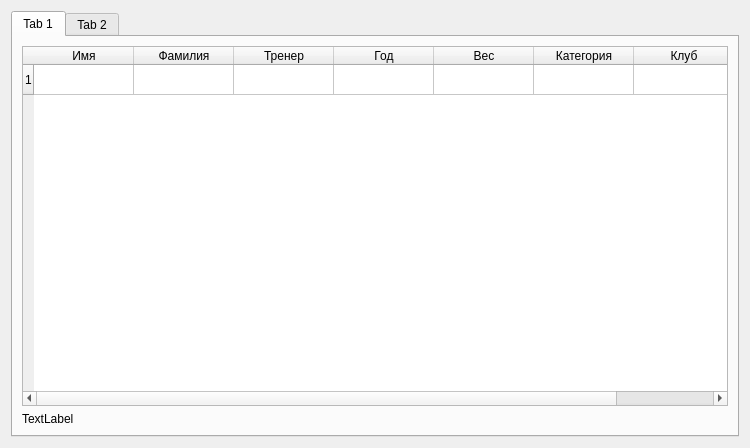
First picture: the form in mainform.ui, repository wanderersds/pyBox, before the edit.
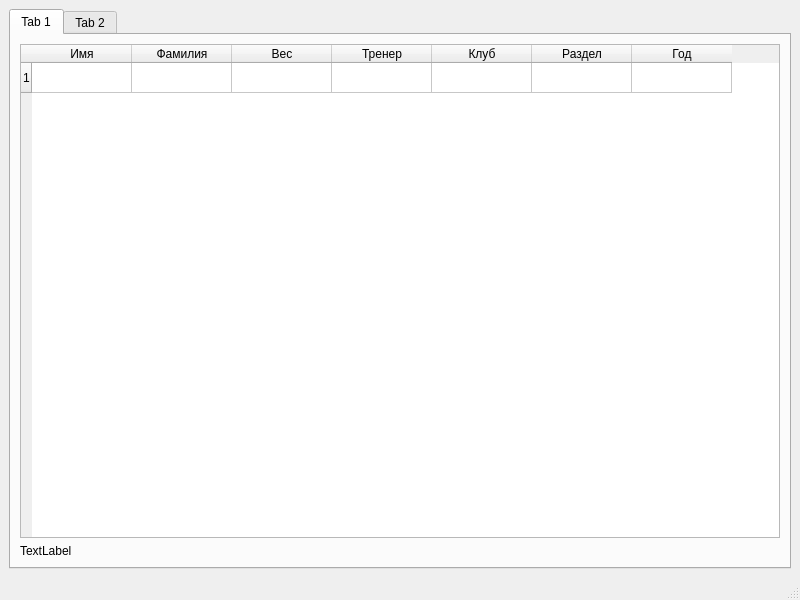
Second picture: the form after the edit.

Commit message: modified:   mainform.py 	Modified:   mainform.ui Теперь она QMainWindow 	modified:   sportsmen.py Фикс бага с NoneType, создание sportsmen() и корректная с ним работа.

Patch:
```diff
--- a/mainform.ui
+++ b/mainform.ui
@@ -1,18 +1,19 @@
 <?xml version="1.0" encoding="UTF-8"?>
 <ui version="4.0">
- <class>Form</class>
- <widget class="QWidget" name="Form">
+ <class>MainWindow</class>
+ <widget class="QMainWindow" name="MainWindow">
   <property name="geometry">
    <rect>
     <x>0</x>
     <y>0</y>
-    <width>750</width>
-    <height>448</height>
+    <width>800</width>
+    <height>600</height>
    </rect>
   </property>
   <property name="windowTitle">
    <string>Form</string>
   </property>
+  <widget class="QWidget" name="centralwidget">
   <layout class="QHBoxLayout" name="horizontalLayout">
    <item>
     <widget class="QTabWidget" name="tabWidget">
@@ -42,16 +43,6 @@
              <string>Фамилия</string>
             </property>
            </column>
-           <column>
-            <property name="text">
-             <string>Тренер</string>
-            </property>
-           </column>
-           <column>
-            <property name="text">
-             <string>Год</string>
-            </property>
-           </column>
            <column>
             <property name="text">
              <string>Вес</string>
@@ -59,7 +50,7 @@
            </column>
            <column>
             <property name="text">
-             <string>Категория</string>
+              <string>Тренер</string>
             </property>
            </column>
            <column>
@@ -67,6 +58,16 @@
              <string>Клуб</string>
             </property>
            </column>
+            <column>
+             <property name="text">
+              <string>Раздел</string>
+             </property>
+            </column>
+            <column>
+             <property name="text">
+              <string>Год</string>
+             </property>
+            </column>
           </widget>
          </item>
          <item>
@@ -88,6 +89,18 @@
     </widget>
    </item>
   </layout>
+  </widget>
+  <widget class="QMenuBar" name="menubar">
+   <property name="geometry">
+    <rect>
+     <x>0</x>
+     <y>0</y>
+     <width>800</width>
+     <height>21</height>
+    </rect>
+   </property>
+  </widget>
+  <widget class="QStatusBar" name="statusbar"/>
  </widget>
  <resources/>
  <connections/>
```
Left out of the diff: 5 changed lines with no effect on the pictures. Lines whose indentation alone changed are shown as unchanged. The commit also changes 2 other files.
